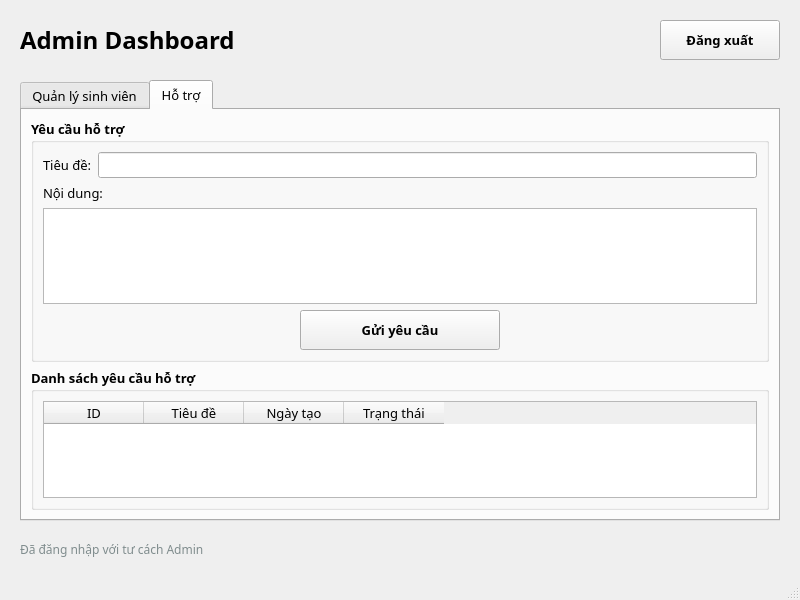
The window that Final/LoginSystem/taikhoan/giao_dien_Admin.ui (LemyTruc/FaceRecog_Nhom10) describes before a commit, drawn with Qt 5.
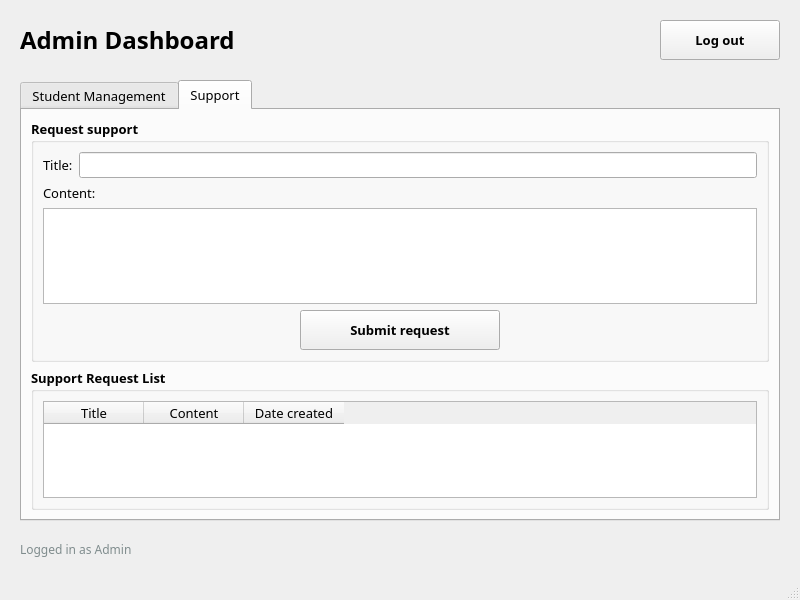
The same window after the commit. The open tabs and pages were chosen to show the change. Icons and pictures are not drawn.

The edit to the form file:
```diff
--- a/Final/LoginSystem/taikhoan/giao_dien_Admin.ui
+++ b/Final/LoginSystem/taikhoan/giao_dien_Admin.ui
@@ -77,7 +77,7 @@
          </font>
         </property>
         <property name="text">
-         <string>Đăng xuất</string>
+         <string>Log out</string>
         </property>
         <property name="icon">
          <iconset>
@@ -100,7 +100,7 @@
       </property>
       <widget class="QWidget" name="tabStudents">
        <attribute name="title">
-        <string>Quản lý sinh viên</string>
+        <string>Student Management</string>
        </attribute>
        <layout class="QVBoxLayout" name="verticalLayout_2">
         <item>
@@ -430,7 +430,7 @@
       </widget>
       <widget class="QWidget" name="tabSupport">
        <attribute name="title">
-        <string>Hỗ trợ</string>
+        <string>Support</string>
        </attribute>
        <layout class="QVBoxLayout" name="verticalLayout_3">
         <item>
@@ -444,7 +444,7 @@
            </font>
           </property>
           <property name="title">
-           <string>Yêu cầu hỗ trợ</string>
+           <string>Request support</string>
           </property>
           <layout class="QVBoxLayout" name="verticalLayout_4">
            <item>
@@ -460,7 +460,7 @@
                 </font>
                </property>
                <property name="text">
-                <string>Tiêu đề:</string>
+                <string>Title:</string>
                </property>
               </widget>
              </item>
@@ -489,7 +489,7 @@
               </font>
              </property>
              <property name="text">
-              <string>Nội dung:</string>
+              <string>Content:</string>
              </property>
             </widget>
            </item>
@@ -537,7 +537,7 @@
                 </font>
                </property>
                <property name="text">
-                <string>Gửi yêu cầu</string>
+                <string>Submit request</string>
                </property>
                <property name="icon">
                 <iconset>
@@ -574,7 +574,7 @@
            </font>
           </property>
           <property name="title">
-           <string>Danh sách yêu cầu hỗ trợ</string>
+           <string>Support Request List</string>
           </property>
           <layout class="QVBoxLayout" name="verticalLayout_5">
            <item>
@@ -589,22 +589,17 @@
              </property>
              <column>
               <property name="text">
-               <string>ID</string>
+               <string>Title</string>
               </property>
              </column>
              <column>
               <property name="text">
-               <string>Tiêu đề</string>
+               <string>Content</string>
               </property>
              </column>
              <column>
               <property name="text">
-               <string>Ngày tạo</string>
-              </property>
-             </column>
-             <column>
-              <property name="text">
-               <string>Trạng thái</string>
+               <string>Date created</string>
               </property>
              </column>
             </widget>
@@ -628,7 +623,7 @@
        <string>color: #7f8c8d;</string>
       </property>
       <property name="text">
-       <string>Đã đăng nhập với tư cách Admin</string>
+       <string>Logged in as Admin</string>
       </property>
      </widget>
     </item>
```
Left out of the diff: 4 changed lines with no effect on the pictures.
